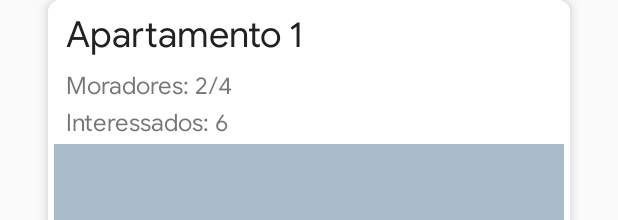
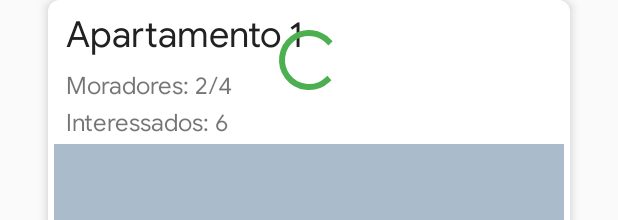
Before and after one commit to DaanMoura/Hestia, an Android app: the layout content_main.xml on its own in the app's theme, with its tools: preview values and no code run, on a phone screen of 412 x 824 dp. Shown: the top 220 px of the screen. Run offline under Robolectric (Android 15) with nearby library versions, the phone set to English and light mode, and no system bars.

Commit message:
Adicionado loading nas telas principais

```diff
--- a/app/src/main/java/com/ufscar/mobile/hestiaapp/DonoMainActivity.kt
+++ b/app/src/main/java/com/ufscar/mobile/hestiaapp/DonoMainActivity.kt
@@ -115,6 +115,7 @@ class DonoMainActivity : AppCompatActivity(), NavigationView.OnNavigationItemSel
         super.onResume()
         FirestoreImovelUtil.getAll {
             imoveis = filterImoveis(it)
+            loading.visibility = View.INVISIBLE
             loadList()
         }
         updateDrawer()
--- a/app/src/main/res/layout/app_bar_dono.xml
+++ b/app/src/main/res/layout/app_bar_dono.xml
@@ -31,4 +31,6 @@
         android:layout_margin="@dimen/fab_margin"
         android:src="@drawable/ic_add_white" />
 
+
+
 </android.support.design.widget.CoordinatorLayout>
--- a/app/src/main/res/layout/content_main.xml
+++ b/app/src/main/res/layout/content_main.xml
@@ -18,4 +18,11 @@
         app:layout_behavior="@string/appbar_scrolling_view_behavior"
         tools:targetApi="lollipop" />
 
+    <ProgressBar
+        android:id="@+id/loading"
+        android:layout_width="wrap_content"
+        android:layout_height="wrap_content"
+        android:layout_marginTop="16dp"
+        android:layout_gravity="center_horizontal"/>
+
 </FrameLayout>
```
